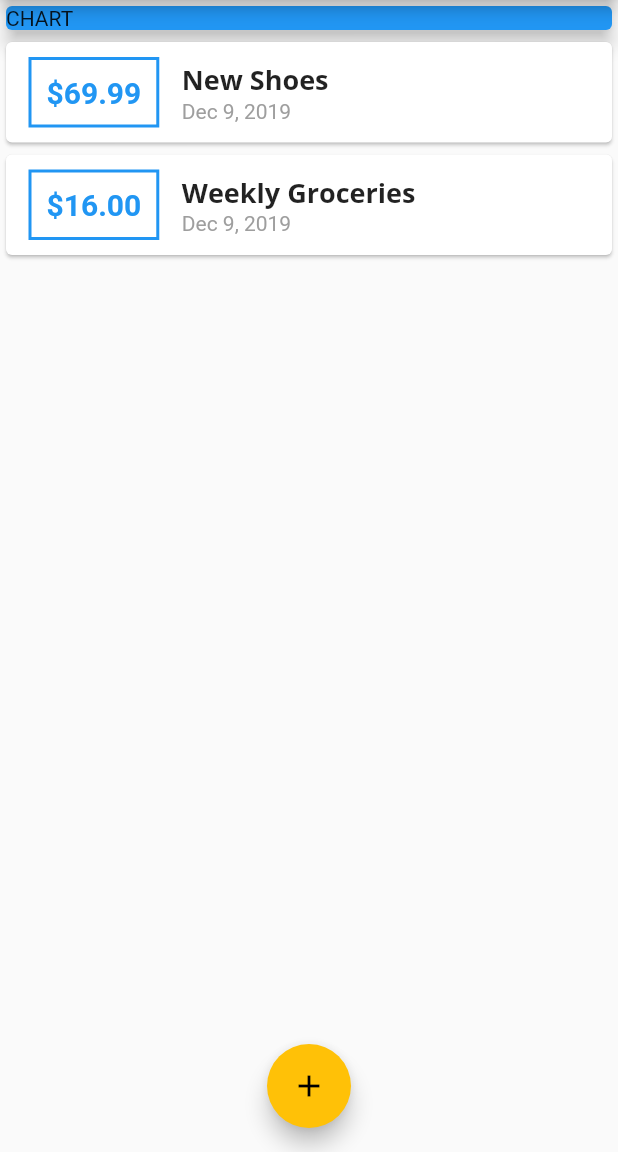
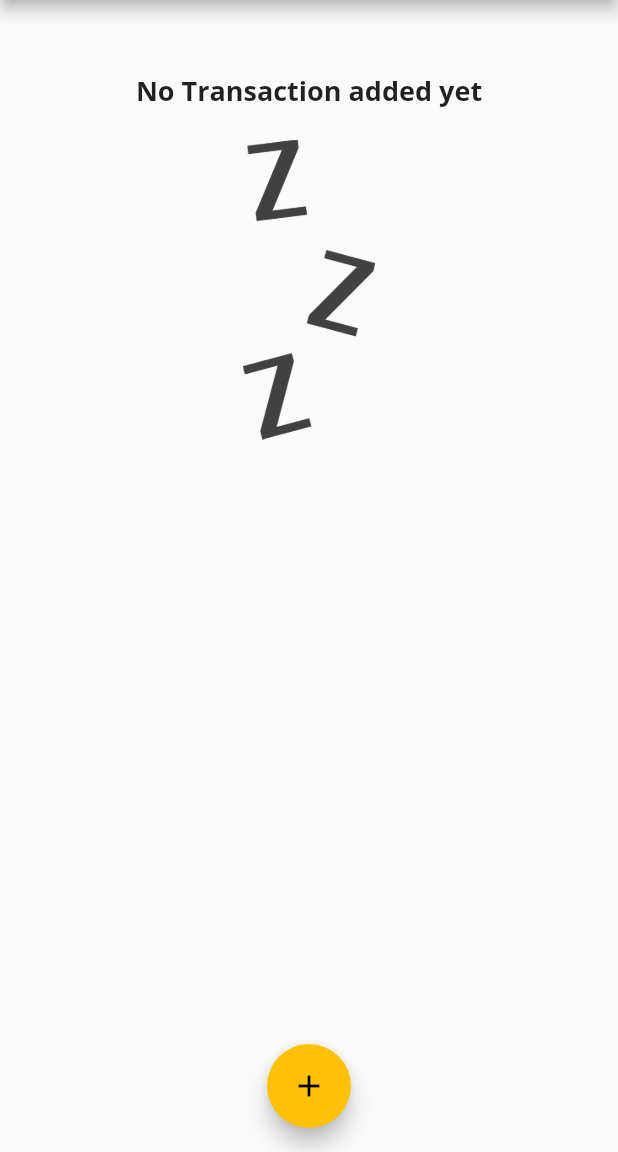
Before and after one commit to mricky/flutter_personal_expense, a Flutter app: the screen it shows after launch, on a phone screen of 412 x 824 dp, the part 84-1236 px from its top. Run offline on Flutter 3.47's test engine with Material 2 defaults, Android fonts, the phone set to English and light mode, and no system bars.

Commit message:
Deriving Recent Transactions

```diff
--- a/lib/main.dart
+++ b/lib/main.dart
@@ -3,6 +3,7 @@ import 'package:flutter_personal_expense/widgets/transaction_list.dart';
 
 //import './widgets/user_transaction.dart';
 import './widgets/new_transaction.dart';
+import './widgets/chart.dart';
 import './models/transaction.dart';
 void main() => runApp(MaterialApp(
   home: MyApp(),
@@ -43,12 +44,12 @@ class MyHomePage extends StatefulWidget {
 
 class _MyHomePageState extends State<MyHomePage> {
     List<Transaction> _transactions = [
-    Transaction(
-      id: 't1', title: 'New Shoes',amount: 69.99,date:DateTime.now()
-      ),
-    Transaction(
-      id: 't2', title: 'Weekly Groceries',amount: 16,date:DateTime.now()
-      ),
+    // Transaction(
+    //   id: 't1', title: 'New Shoes',amount: 69.99,date:DateTime.now()
+    //   ),
+    // Transaction(
+    //   id: 't2', title: 'Weekly Groceries',amount: 16,date:DateTime.now()
+    //   ),
   ];
 
   void _addNewTransaction(String txTitle, double txtAmount){
@@ -64,6 +65,17 @@ class _MyHomePageState extends State<MyHomePage> {
     });
   }
 
+  List<Transaction> get _recentTransactions {
+
+      return _transactions.where((tx){
+        return tx.date.isAfter(
+          DateTime.now().subtract(
+             Duration(
+               days: 7),
+          ),
+        );
+      }).toList();
+  }
   void _startAddNewTransaction(BuildContext ctx){
     // method bawaan flutter
     showModalBottomSheet(
@@ -98,14 +110,7 @@ class _MyHomePageState extends State<MyHomePage> {
          // mainAxisAlignment: MainAxisAlignment.start,
           crossAxisAlignment: CrossAxisAlignment.stretch,
           children: <Widget>[
-            Container(
-              width: double.infinity,
-              child: Card(
-                color: Colors.blue,
-                child: Text('CHART'),
-                elevation: 5,
-              ),
-            ),
+            Chart(_recentTransactions),
             TransactionList(_transactions),
           ],
          ),
--- /dev/null
+++ b/lib/widgets/chart.dart
@@ -0,0 +1,41 @@
+import 'package:flutter/material.dart';
+import 'package:intl/intl.dart';
+import '../models/transaction.dart';
+
+class Chart extends StatelessWidget {
+  final List<Transaction> recentTransactions;
+
+  Chart(this.recentTransactions);
+  List<Map<String, Object>> get groupedTransactionValues{
+     return List.generate(7, (index){
+        final weekDay = DateTime.now().subtract(Duration(days: index));
+        //return {'day': DateFormat.E().format(weekDay),'amount':9.99};
+        var totalSum = 0.0;
+        for(var i = 0; i < recentTransactions.length; i++){
+          if(recentTransactions[i].date.day == weekDay.day &&
+            recentTransactions[i].date.month == weekDay.month &&
+            recentTransactions[i].date.year == weekDay.year){
+                totalSum += recentTransactions[i].amount;
+          }
+        }
+        print(DateFormat.E().format(weekDay));
+        print(totalSum);
+        return {
+          'day': DateFormat.E().format(weekDay),
+          'amount': totalSum
+        };
+     });
+  }
+  @override
+  Widget build(BuildContext context) {
+    print(groupedTransactionValues.toString());
+    return Card(
+      elevation: 6,
+      margin: EdgeInsets.all(20),
+      child: Row(children: <Widget>[
+
+      ],),
+
+    );
+  }
+}
--- a/lib/widgets/transaction_list.dart
+++ b/lib/widgets/transaction_list.dart
@@ -11,7 +11,24 @@ class TransactionList extends StatelessWidget {
   Widget build(BuildContext context) {
     return Container(
         height: 300,
-        child: ListView.builder(
+        child: Padding(
+          padding: const EdgeInsets.all(8.0),
+          child: transactions.isEmpty ? Column(
+            children: <Widget>[
+              Text(
+                'No Transaction added yet',
+                style: Theme.of(context).textTheme.title,
+              ),
+              SizedBox(
+                height: 20,
+              ),
+              Container(
+                height: 200,
+                child: Image.asset('assets/images/waiting.png', fit: BoxFit.cover,
+                ),
+              ),
+            ],
+          ) : ListView.builder(
               itemBuilder: (ctx, index) {
                  return Card(
                   child: Row(
@@ -53,6 +70,7 @@ class TransactionList extends StatelessWidget {
               },
               itemCount: transactions.length,
              ),
+        ),
     );
   }
 }
--- a/pubspec.yaml
+++ b/pubspec.yaml
@@ -42,8 +42,8 @@ flutter:
   uses-material-design: true
 
   # To add assets to your application, add an assets section, like this:
-  # assets:
-  #  - images/a_dot_burr.jpeg
+  assets:
+   - assets/images/waiting.png
   #  - images/a_dot_ham.jpeg
 
   # An image asset can refer to one or more resolution-specific "variants", see
```
Also changed, not shown: assets/images/waiting.png (added). Lines whose indentation alone changed are shown as unchanged.
